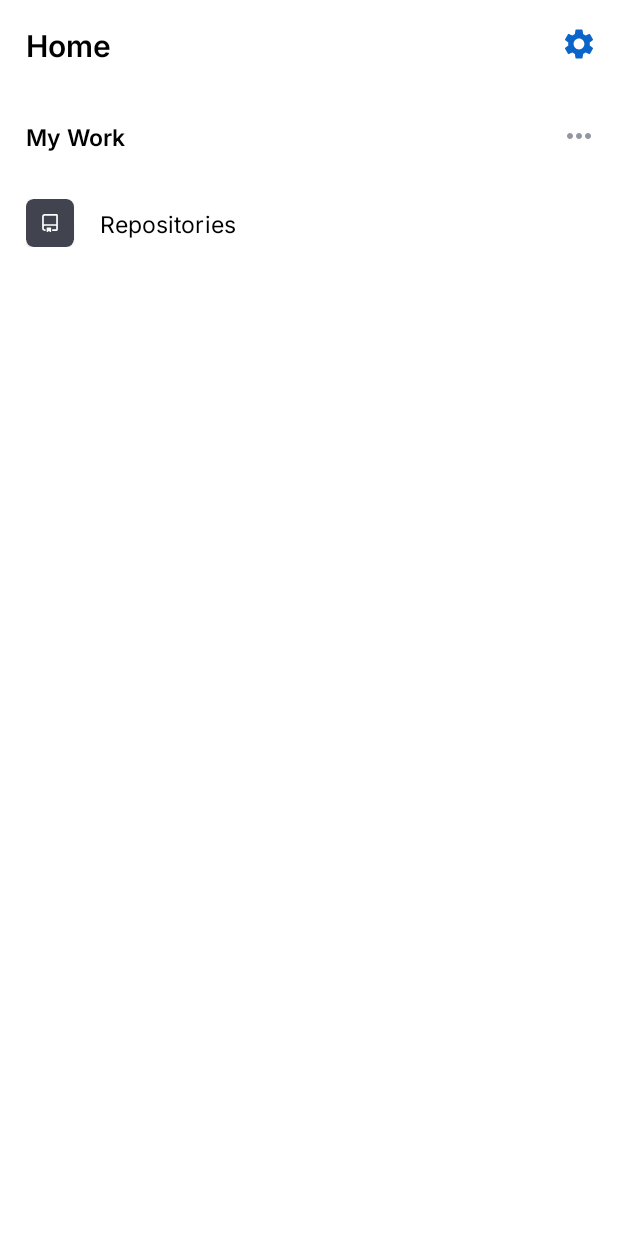
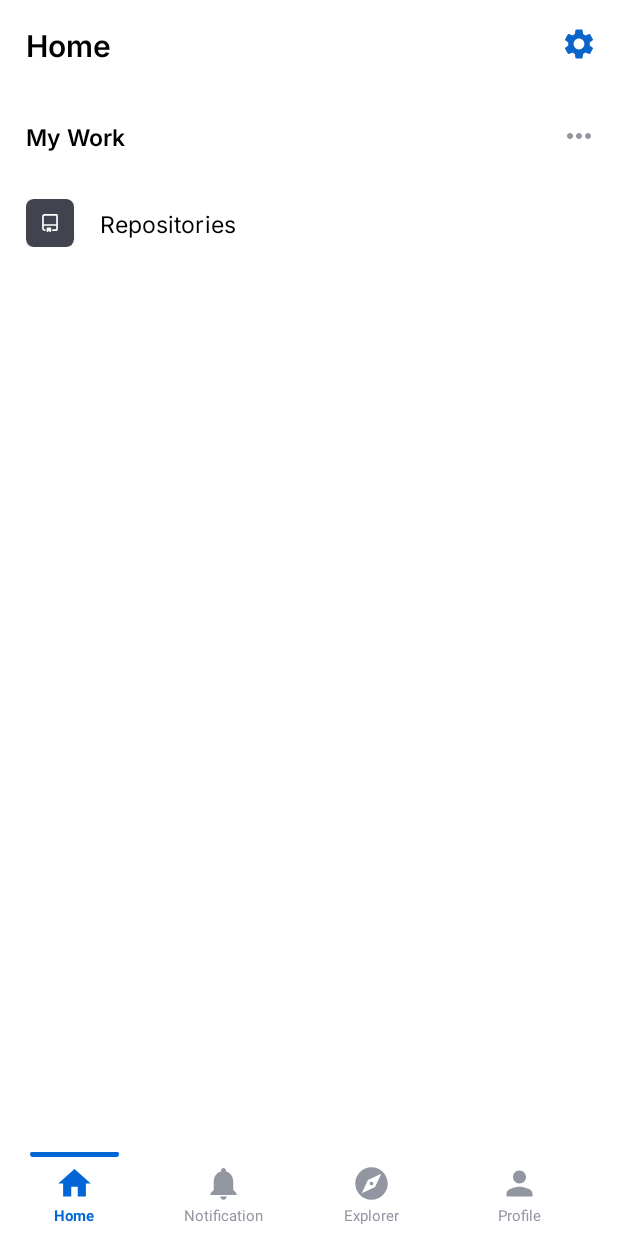
Before and after one commit to sefatombul/GCase, an Android app: the HomeFragment screen opened through its navigation route, on a phone screen of 412 x 824 dp. Run offline under Robolectric (Android 15) with nearby library versions, the phone set to English and light mode, and no system bars; our stand-ins replace Dagger/Hilt's generated code, Timber; pictures from the network do not load.

Commit message:
Added BottomNavBar

```diff
--- /dev/null
+++ b/app/src/main/res/drawable/baseline_explore_24.xml
@@ -0,0 +1,5 @@
+<vector android:height="24dp" android:tint="#000000"
+    android:viewportHeight="24" android:viewportWidth="24"
+    android:width="24dp" xmlns:android="http://schemas.android.com/apk/res/android">
+    <path android:fillColor="@android:color/white" android:pathData="M12,10.9c-0.61,0 -1.1,0.49 -1.1,1.1s0.49,1.1 1.1,1.1c0.61,0 1.1,-0.49 1.1,-1.1s-0.49,-1.1 -1.1,-1.1zM12,2C6.48,2 2,6.48 2,12s4.48,10 10,10 10,-4.48 10,-10S17.52,2 12,2zM14.19,14.19L6,18l3.81,-8.19L18,6l-3.81,8.19z"/>
+</vector>
--- /dev/null
+++ b/app/src/main/res/drawable/baseline_home_24.xml
@@ -0,0 +1,5 @@
+<vector android:height="24dp" android:tint="#000000"
+    android:viewportHeight="24" android:viewportWidth="24"
+    android:width="24dp" xmlns:android="http://schemas.android.com/apk/res/android">
+    <path android:fillColor="@android:color/white" android:pathData="M10,20v-6h4v6h5v-8h3L12,3 2,12h3v8z"/>
+</vector>
--- /dev/null
+++ b/app/src/main/res/drawable/baseline_notifications_24.xml
@@ -0,0 +1,5 @@
+<vector android:height="24dp" android:tint="#000000"
+    android:viewportHeight="24" android:viewportWidth="24"
+    android:width="24dp" xmlns:android="http://schemas.android.com/apk/res/android">
+    <path android:fillColor="@android:color/white" android:pathData="M12,22c1.1,0 2,-0.9 2,-2h-4c0,1.1 0.89,2 2,2zM18,16v-5c0,-3.07 -1.64,-5.64 -4.5,-6.32L13.5,4c0,-0.83 -0.67,-1.5 -1.5,-1.5s-1.5,0.67 -1.5,1.5v0.68C7.63,5.36 6,7.92 6,11v5l-2,2v1h16v-1l-2,-2z"/>
+</vector>
--- /dev/null
+++ b/app/src/main/res/drawable/bottom_navigation_item_background.xml
@@ -0,0 +1,7 @@
+<?xml version="1.0" encoding="utf-8"?>
+<selector xmlns:android="http://schemas.android.com/apk/res/android">
+
+    <item android:drawable="@drawable/bottom_navigation_line_background"  android:state_checked="true" />
+    <item android:drawable="@android:color/transparent"
+        android:state_checked="false" />
+</selector>
--- /dev/null
+++ b/app/src/main/res/drawable/bottom_navigation_line_background.xml
@@ -0,0 +1,11 @@
+<?xml version="1.0" encoding="utf-8"?>
+<layer-list xmlns:android="http://schemas.android.com/apk/res/android">
+    <item android:right="20dp" android:left="20dp" android:gravity="top" >
+        <shape android:shape="rectangle">
+            <corners android:bottomRightRadius="8dp"
+                android:bottomLeftRadius="8dp" android:topRightRadius="4dp" android:topLeftRadius="4dp"/>
+            <size android:width="8dp" android:height="3dp" />
+            <solid android:color="@color/true_blue" />
+        </shape>
+    </item>
+</layer-list>
--- /dev/null
+++ b/app/src/main/res/drawable/bottom_navigation_view_background.xml
@@ -0,0 +1,7 @@
+<?xml version="1.0" encoding="utf-8"?> <shape xmlns:android="http://schemas.android.com/apk/res/android"
+    android:padding="10dp"
+    android:shape="rectangle" >
+
+    <solid android:color="@android:color/transparent" />
+
+</shape>
--- /dev/null
+++ b/app/src/main/res/drawable/bottom_navigation_view_item_color.xml
@@ -0,0 +1,5 @@
+<?xml version="1.0" encoding="utf-8"?>
+<selector xmlns:android="http://schemas.android.com/apk/res/android">
+    <item android:color="@color/true_blue" android:state_checked="true" />
+    <item android:color="@color/spanish_gray" android:state_checked="false" />
+</selector>
--- a/app/src/main/res/layout/activity_main.xml
+++ b/app/src/main/res/layout/activity_main.xml
@@ -15,8 +15,10 @@
             android:id="@+id/navHostFragment"
             android:name="androidx.navigation.fragment.NavHostFragment"
             android:layout_width="match_parent"
-            android:layout_height="match_parent"
+            android:layout_height="0dp"
             app:defaultNavHost="true"
+            app:layout_constraintBottom_toTopOf="@+id/bottomNavigation"
+            app:layout_constraintTop_toTopOf="parent"
             app:navGraph="@navigation/nav_graph" />
 
         <LinearLayout
@@ -24,9 +26,9 @@
             android:layout_width="match_parent"
             android:layout_height="match_parent"
             android:background="@color/loading_placeholder_color"
-            android:gravity="center"
             android:clickable="true"
             android:focusable="true"
+            android:gravity="center"
             android:orientation="vertical"
             android:visibility="gone"
             app:layout_constraintBottom_toBottomOf="parent"
@@ -41,7 +43,26 @@
 
         </LinearLayout>
 
+        <com.google.android.material.bottomnavigation.BottomNavigationView
+            android:id="@+id/bottomNavigation"
+            android:layout_width="match_parent"
+            android:layout_height="wrap_content"
+            android:layout_marginEnd="16dp"
+            android:animateLayoutChanges="false"
+            android:background="@drawable/bottom_navigation_view_background"
+            app:itemBackground="@drawable/bottom_navigation_item_background"
+            app:itemIconSize="26dp"
+            app:itemIconTint="@drawable/bottom_navigation_view_item_color"
+            app:itemTextAppearanceActive="@style/BottomNavigationView.Active"
+            app:itemTextAppearanceInactive="@style/BottomNavigationView"
+            app:itemTextColor="@drawable/bottom_navigation_view_item_color"
+            app:labelVisibilityMode="labeled"
+            app:layout_constraintBottom_toBottomOf="parent"
+            app:menu="@menu/bottom_nav_menu" />
+
+
     </androidx.constraintlayout.widget.ConstraintLayout>
+
 
     <com.google.android.material.navigation.NavigationView
         android:id="@+id/nav_view"
--- a/app/src/main/res/menu/bottom_nav_menu.xml
+++ b/app/src/main/res/menu/bottom_nav_menu.xml
@@ -1,4 +1,22 @@
 <?xml version="1.0" encoding="utf-8"?>
 <menu xmlns:android="http://schemas.android.com/apk/res/android">
+    <item
+        android:id="@+id/homeFragment"
+        android:icon="@drawable/baseline_home_24"
+        android:title="@string/home" />
 
+    <item
+        android:id="@+id/notificationFragment"
+        android:icon="@drawable/baseline_notifications_24"
+        android:title="@string/notification" />
+
+    <item
+        android:id="@+id/explorerFragment"
+        android:icon="@drawable/baseline_explore_24"
+        android:title="@string/explorer" />
+
+    <item
+        android:id="@+id/profileFragment"
+        android:icon="@drawable/baseline_person_24"
+        android:title="@string/profile" />
 </menu>
--- a/app/src/main/res/values/colors.xml
+++ b/app/src/main/res/values/colors.xml
@@ -15,4 +15,5 @@
     <color name="denim">#0B64C8</color>
     <color name="spanish_gray">#9296A1</color>
     <color name="arsenic">#41434F</color>
+    <color name="true_blue">#0266D6</color>
 </resources>
--- a/app/src/main/res/values/strings.xml
+++ b/app/src/main/res/values/strings.xml
@@ -13,4 +13,7 @@
     <string name="home">Home</string>
     <string name="my_work">My Work</string>
     <string name="repositories">Repositories</string>
+    <string name="profile">Profile</string>
+    <string name="explorer">Explorer</string>
+    <string name="notification">Notification</string>
 </resources>
--- /dev/null
+++ b/app/src/main/res/values/styles.xml
@@ -0,0 +1,11 @@
+<?xml version="1.0" encoding="utf-8"?>
+<resources>
+    <style name="BottomNavigationView" parent="@style/TextAppearance.AppCompat.Caption">
+        <item name="android:textSize">10sp</item>
+
+    </style>
+
+    <style name="BottomNavigationView.Active" parent="@style/TextAppearance.AppCompat.Caption">
+        <item name="android:textSize">10sp</item>
+    </style>
+</resources>
```
